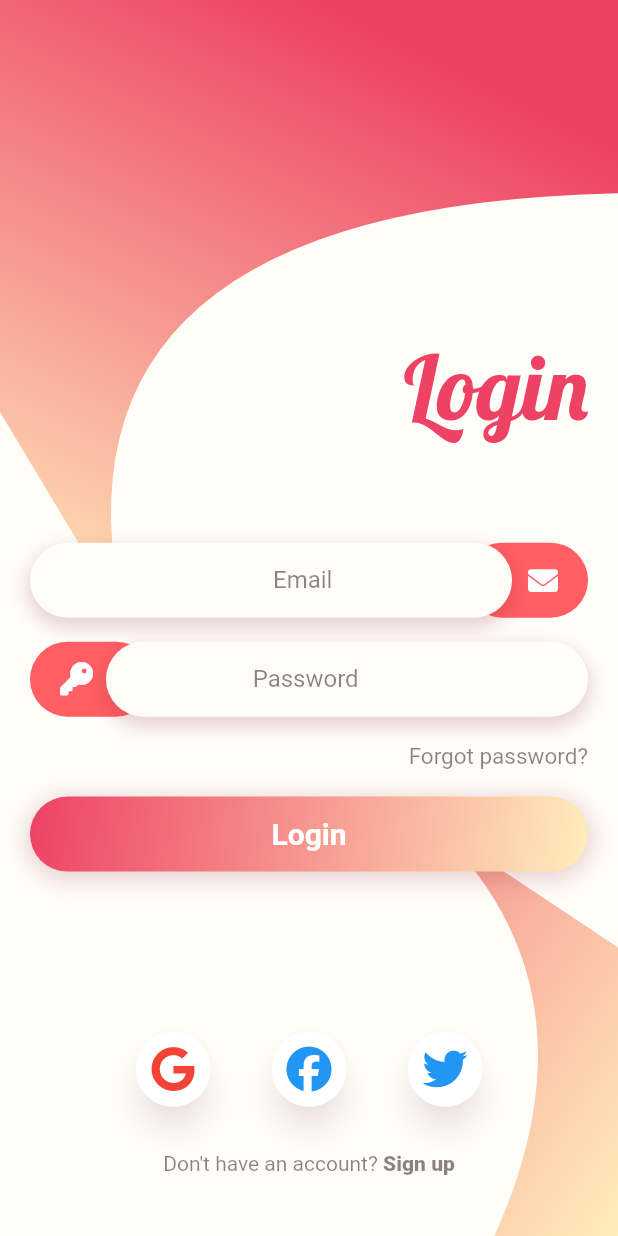
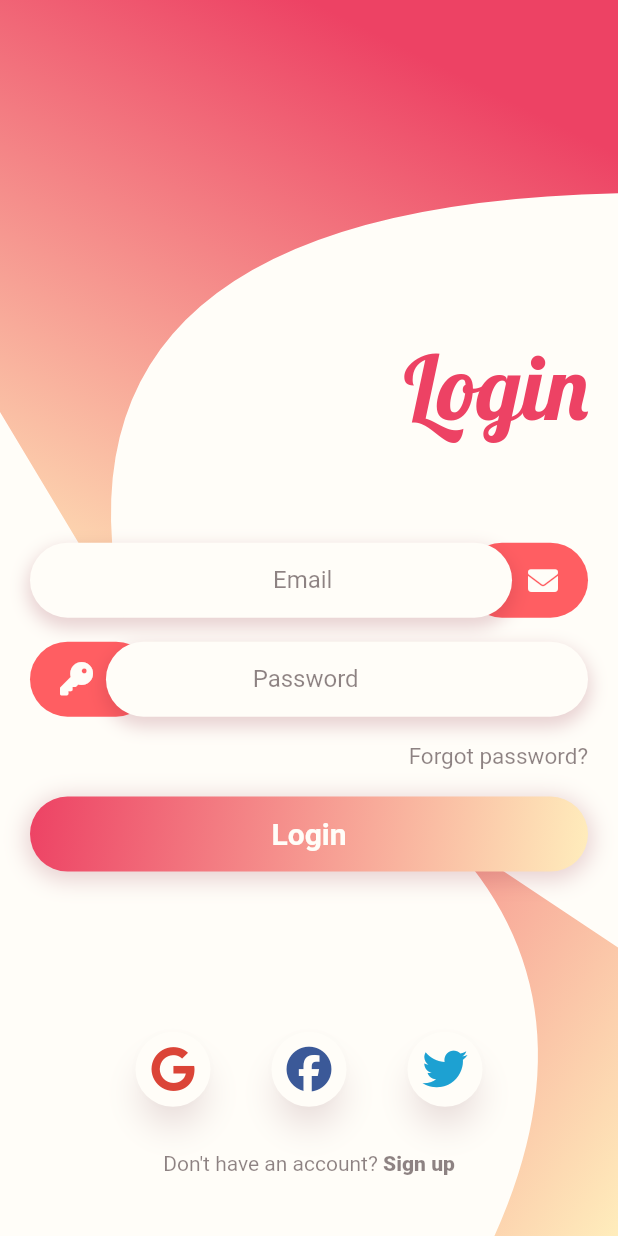
Before and after one commit to ys-sherzad/awesome_login_2, a Flutter app: the screen it shows after launch, on a phone screen of 412 x 824 dp. Run offline on Flutter 3.47's test engine with Material 2 defaults, Android fonts, the phone set to English and light mode, and no system bars; our stand-ins replace flutter_vector_icons.

Commit message:
color tweaks and final touches

```diff
--- a/lib/main.dart
+++ b/lib/main.dart
@@ -1,9 +1,9 @@
 import 'dart:async';
-
 import 'package:flutter/material.dart';
 import 'src/Bottom.dart';
 import 'src/Content.dart';
 import 'src/Top.dart';
+import 'src/Colorlib.dart';
 
 void main() {
   runApp(MyApp());
@@ -16,7 +16,6 @@ class MyApp extends StatelessWidget {
       title: 'Flutter Demo',
       debugShowCheckedModeBanner: false,
       theme: ThemeData(
-        primarySwatch: Colors.blue,
         visualDensity: VisualDensity.adaptivePlatformDensity,
       ),
       home: MyHomePage(),
@@ -80,7 +79,7 @@ class _MyHomePageState extends State<MyHomePage>
   Widget build(BuildContext context) {
     var size = MediaQuery.of(context).size;
     return Scaffold(
-        backgroundColor: Color(0xfffffdf8),
+        backgroundColor: Colorlib.background,
         body: SafeArea(
           top: false,
           bottom: false,
--- a/lib/src/BackBtn.dart
+++ b/lib/src/BackBtn.dart
@@ -1,8 +1,5 @@
-import 'package:awesome_login_2/src/Constants.dart';
 import 'package:flutter/material.dart';
-
-const _color1 = Color(0xffed4264);
-const _color2 = Color(0xffffedbc);
+import 'Colorlib.dart';
 
 class BackBtn extends StatelessWidget {
   final VoidCallback onBackBtnPress;
@@ -25,14 +22,14 @@ class BackBtn extends StatelessWidget {
               begin: Alignment.topLeft,
               end: Alignment.bottomRight,
               colors: [
-                _color1,
-                _color2,
+                Colorlib.primary,
+                Colorlib.secondary,
               ],
             ),
             borderRadius: BorderRadius.circular(30.0),
             boxShadow: [
               BoxShadow(
-                color: kShadowColor,
+                color: Colorlib.shadow,
                 offset: Offset(0.0, 3.0),
                 blurRadius: 12.0,
                 spreadRadius: 3,
@@ -45,12 +42,12 @@ class BackBtn extends StatelessWidget {
               width: size.width - 42,
               decoration: BoxDecoration(
                 borderRadius: BorderRadius.circular(30.0),
-                color: Colors.white,
+                color: Colorlib.background,
               ),
               child: Center(
                 child: Text('Go back',
                     style: TextStyle(
-                        color: Color(0xffed4264),
+                        color: Colorlib.primary,
                         fontWeight: FontWeight.w700,
                         fontSize: 18.0)),
               ),
--- a/lib/src/Bottom.dart
+++ b/lib/src/Bottom.dart
@@ -1,7 +1,5 @@
 import 'package:flutter/material.dart';
-
-const _color1 = Color(0xffed4264);
-const _color2 = Color(0xffffedbc);
+import 'Colorlib.dart';
 
 class Bottom extends StatelessWidget {
   const Bottom({Key key}) : super(key: key);
@@ -23,8 +21,8 @@ class Bottom extends StatelessWidget {
                 begin: Alignment.topLeft,
                 end: Alignment.bottomRight,
                 colors: [
-                  _color1,
-                  _color2,
+                  Colorlib.primary,
+                  Colorlib.secondary,
                 ],
               ),
             ),
--- a/lib/src/Button.dart
+++ b/lib/src/Button.dart
@@ -1,8 +1,5 @@
-import 'package:awesome_login_2/src/Constants.dart';
 import 'package:flutter/material.dart';
-
-const _color1 = Color(0xffed4264);
-const _color2 = Color(0xffffedbc);
+import 'Colorlib.dart';
 
 class Button extends StatelessWidget {
   final String title;
@@ -26,14 +23,14 @@ class Button extends StatelessWidget {
             begin: Alignment.topLeft,
             end: Alignment.bottomRight,
             colors: [
-              _color1,
-              _color2,
+              Colorlib.primary,
+              Colorlib.secondary,
             ],
           ),
           borderRadius: BorderRadius.circular(30.0),
           boxShadow: [
             BoxShadow(
-              color: kShadowColor,
+              color: Colorlib.shadow,
               offset: Offset(0.0, 3.0),
               blurRadius: 12.0,
               spreadRadius: 3,
@@ -43,7 +40,7 @@ class Button extends StatelessWidget {
         child: Center(
           child: Text(title,
               style: TextStyle(
-                  color: Colors.white,
+                  color: Colorlib.background,
                   fontWeight: FontWeight.w700,
                   fontSize: 20.0)),
         ),
--- a/lib/src/ButtonIcon.dart
+++ b/lib/src/ButtonIcon.dart
@@ -1,5 +1,5 @@
-import 'Constants.dart';
 import 'package:flutter/material.dart';
+import 'Colorlib.dart';
 
 class ButtonIcon extends StatelessWidget {
   final Icon icon;
@@ -10,11 +10,11 @@ class ButtonIcon extends StatelessWidget {
   @override
   Widget build(BuildContext context) {
     return Material(
-      shadowColor: kShadowColor,
+      shadowColor: Colorlib.shadow,
       borderRadius: BorderRadius.circular(32.0),
       elevation: 8,
       clipBehavior: Clip.hardEdge,
-      color: Colors.white,
+      color: Colorlib.background,
       child: Ink(
         height: 50,
         width: 50,
--- /dev/null
+++ b/lib/src/Colorlib.dart
@@ -0,0 +1,13 @@
+import 'package:flutter/material.dart';
+
+class Colorlib {
+  static Color background = Color(0xfffffdf8);
+  static Color primary = Color(0xffed4264);
+  static Color secondary = Color(0xffffedbc);
+  static Color textDark = Color.fromRGBO(28, 7, 12, 0.5);
+  static Color shadow = Color.fromRGBO(142, 39, 60, 0.2);
+  static Color inputIconBkground = Color(0xffff5e62);
+  static Color fb = Color(0xff3b5998);
+  static Color twitter = Color(0xff1da1d2);
+  static Color google = Color(0xffdb4437);
+}
--- a/lib/src/Constants.dart
+++ b/lib/src/Constants.dart
@@ -1,16 +1,12 @@
 import 'package:flutter/material.dart';
+import 'Colorlib.dart';
 
 final kTitle =
-    TextStyle(color: Color(0xffed4264), fontSize: 60.0, fontFamily: 'Lobster');
-final kTextColor = Color(0xff380f18);
+    TextStyle(color: Colorlib.primary, fontSize: 60.0, fontFamily: 'Lobster');
 
-final kInputTextStyle =
-    TextStyle(color: Color.fromRGBO(28, 7, 12, 0.5), fontSize: 16.0);
-
-final kShadowColor = Color.fromRGBO(142, 39, 60, 0.2);
+final kInputTextStyle = TextStyle(color: Colorlib.textDark, fontSize: 16.0);
 
 final kForgotPassTextStyle =
-    TextStyle(color: Color.fromRGBO(28, 7, 12, 0.5), fontSize: 15.0);
+    TextStyle(color: Colorlib.textDark, fontSize: 15.0);
 
-final kBottomText =
-    TextStyle(color: Color.fromRGBO(28, 7, 12, 0.5), fontSize: 14.0);
+final kBottomText = TextStyle(color: Colorlib.textDark, fontSize: 14.0);
--- a/lib/src/Content.dart
+++ b/lib/src/Content.dart
@@ -1,15 +1,16 @@
+import 'Colorlib.dart';
 import 'Footer.dart';
 import 'package:flutter/material.dart';
 import 'package:flutter_vector_icons/flutter_vector_icons.dart';
 import 'Constants.dart';
 import 'Input.dart';
 import 'Button.dart';
-import 'StaggeredEnterAnimation.dart';
+import 'StaggeredAnimation.dart';
 import 'ButtonIcon.dart';
 import 'BackBtn.dart';
 
 class Content extends StatelessWidget {
-  final StaggeredEnterAnimation animation;
+  final StaggeredAnimation animation;
   final VoidCallback switchScreen;
   final VoidCallback goBack;
   final Size size;
@@ -21,18 +22,19 @@ class Content extends StatelessWidget {
     this.currentPage,
     this.goBack,
     @required AnimationController controller,
-  })  : animation = StaggeredEnterAnimation(controller, size),
+  })  : animation = StaggeredAnimation(controller, size),
         super(key: key);
 
   @override
   Widget build(BuildContext context) {
     String _title = currentPage == 'Login' ? 'Login' : 'Register';
-    String _input1Placeholer = currentPage == 'Login' ? 'Email' : 'Username';
-    String _input2Placeholer = currentPage == 'Login' ? 'Password' : 'Email';
-
+    String _input1Placeholer = 'Email';
+    String _input2Placeholer = 'Password';
+    String _input3Placeholder = 'Confirm password';
     MainAxisAlignment axisAlignment = currentPage == 'Login'
         ? MainAxisAlignment.spaceEvenly
         : MainAxisAlignment.spaceAround;
+
     return Positioned(
       bottom: 0,
       child: Container(
@@ -76,7 +78,7 @@ class Content extends StatelessWidget {
                                       backgroundPosition: 'right',
                                       icon: Icon(
                                         FontAwesome.envelope,
-                                        color: Colors.white,
+                                        color: Colorlib.background,
                                         size: 20.0,
                                       ),
                                       placeholder: _input1Placeholer,
@@ -97,7 +99,7 @@ class Content extends StatelessWidget {
                                     backgroundPosition: 'left',
                                     icon: Icon(
                                       FontAwesome.key,
-                                      color: Colors.white,
+                                      color: Colorlib.background,
                                       size: 22.0,
                                     ),
                                     placeholder: _input2Placeholer,
@@ -121,10 +123,10 @@ class Content extends StatelessWidget {
                                       backgroundPosition: 'left',
                                       icon: Icon(
                                         FontAwesome.key,
-                                        color: Colors.white,
+                                        color: Colorlib.background,
                                         size: 22.0,
                                       ),
-                                      placeholder: 'Confirm password',
+                                      placeholder: _input3Placeholder,
                                     ),
                                   );
                                 },
@@ -186,21 +188,21 @@ class Content extends StatelessWidget {
                               scale: animation.socialBtn1,
                               child: ButtonIcon(
                                 icon: Icon(FontAwesome.google),
-                                iconColor: Colors.red,
+                                iconColor: Colorlib.google,
                               ),
                             ),
                             ScaleTransition(
                               scale: animation.socialBtn2,
                               child: ButtonIcon(
                                 icon: Icon(FontAwesome.facebook),
-                                iconColor: Colors.blue,
+                                iconColor: Colorlib.fb,
                               ),
                             ),
                             ScaleTransition(
                               scale: animation.socialBtn2,
                               child: ButtonIcon(
                                 icon: Icon(FontAwesome.twitter),
-                                iconColor: Colors.blue,
+                                iconColor: Colorlib.twitter,
                               ),
                             ),
                           ],
@@ -209,8 +211,9 @@ class Content extends StatelessWidget {
                           height: 30.0,
                         ),
                         ScaleTransition(
-                            scale: animation.footer,
-                            child: Footer(onSignup: switchScreen)),
+                          scale: animation.footer,
+                          child: Footer(onSignup: switchScreen),
+                        ),
                       ],
                     ),
                   )),
--- a/lib/src/Input.dart
+++ b/lib/src/Input.dart
@@ -1,8 +1,6 @@
 import 'package:flutter/material.dart';
 import 'Constants.dart';
-
-const _color1 = Color(0xffff5e62);
-const _colorFront = Color(0xfffffdf8);
+import 'Colorlib.dart';
 
 class Input extends StatelessWidget {
   final double backOffset;
@@ -40,7 +38,7 @@ class Input extends StatelessWidget {
           width: size.width * 0.2,
           padding: sidePadding,
           decoration: BoxDecoration(
-            color: _color1,
+            color: Colorlib.inputIconBkground,
             borderRadius: BorderRadius.all(Radius.circular(30.0)),
           ),
           child: Align(
@@ -56,11 +54,11 @@ class Input extends StatelessWidget {
           height: 50.0,
           width: size.width * 0.78,
           decoration: BoxDecoration(
-            color: _colorFront,
+            color: Colorlib.background,
             borderRadius: BorderRadius.circular(30.0),
             boxShadow: [
               BoxShadow(
-                color: kShadowColor,
+                color: Colorlib.shadow,
                 offset: Offset(0.0, 5.0),
                 blurRadius: 9.0,
                 spreadRadius: 2,
--- a/lib/src/StaggeredEnterAnimation.dart
+++ b/lib/src/StaggeredAnimation.dart
@@ -1,6 +1,6 @@
 import 'package:flutter/material.dart';
 
-class StaggeredEnterAnimation {
+class StaggeredAnimation {
   final AnimationController controller;
   final Animation<double> title;
   final Animation<double> input1;
@@ -18,7 +18,7 @@ class StaggeredEnterAnimation {
   final Animation<double> footer;
   final Size size;
 
-  StaggeredEnterAnimation(this.controller, this.size)
+  StaggeredAnimation(this.controller, this.size)
       : title = Tween<double>(begin: 0, end: 1).animate(
           CurvedAnimation(
             parent: controller,
--- a/lib/src/Top.dart
+++ b/lib/src/Top.dart
@@ -1,7 +1,5 @@
 import 'package:flutter/material.dart';
-
-const _color1 = Color(0xffed4264);
-const _color2 = Color(0xffffedbc);
+import 'Colorlib.dart';
 
 class Top extends StatelessWidget {
   const Top({Key key}) : super(key: key);
@@ -21,7 +19,7 @@ class Top extends StatelessWidget {
               gradient: LinearGradient(
                 begin: Alignment.topCenter,
                 end: Alignment.bottomLeft,
-                colors: [_color1, _color2],
+                colors: [Colorlib.primary, Colorlib.secondary],
               ),
             ),
           ),
```
